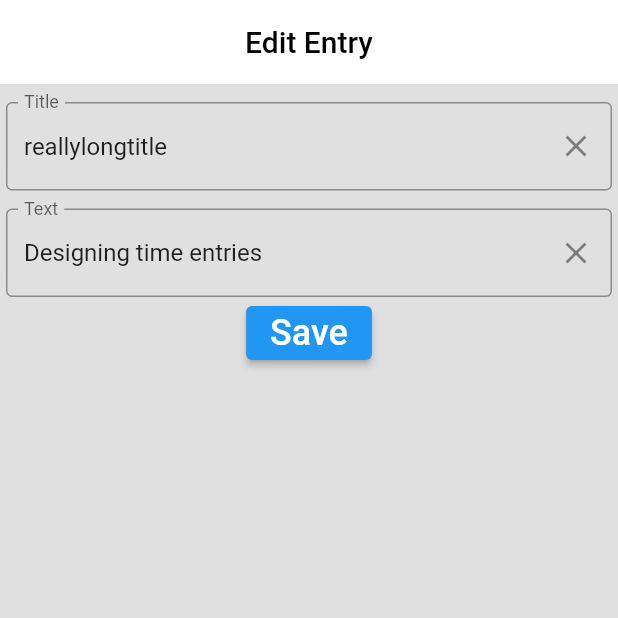
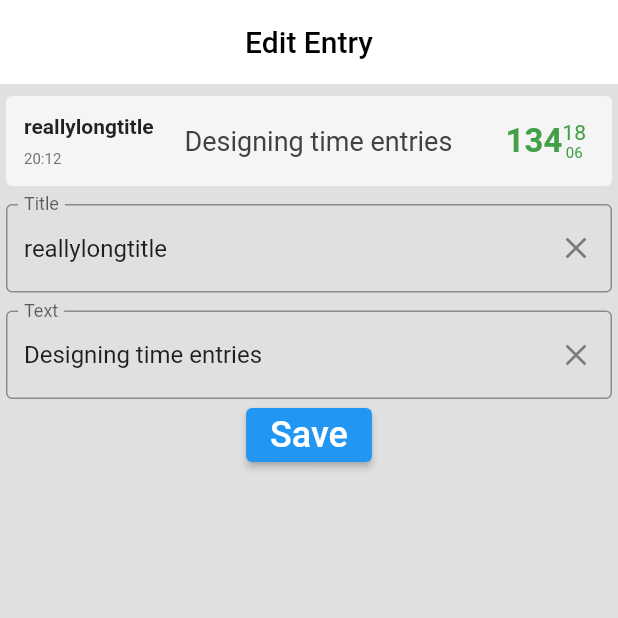
Before and after one commit to bendicsekb/habits_app, a Flutter app: the screen it shows after launch, after a tap on "reallylongtitle", on a phone screen of 412 x 824 dp, the top half of it. Run offline on Flutter 3.47's test engine with Material 2 defaults, Android fonts, the phone set to English and light mode, and no system bars; drawn by our look-alikes of flutter_slidable; our stand-ins replace flutter_hooks, flutter_riverpod, hooks_riverpod.

Commit message:
feat Improved edit entry

```diff
--- a/lib/entry_details.dart
+++ b/lib/entry_details.dart
@@ -1,18 +1,38 @@
 import 'package:flutter/material.dart';
+import 'package:flutter/services.dart';
 import 'package:flutter_hooks/flutter_hooks.dart';
 import 'package:habits_app/main.dart';
 import 'package:habits_app/model.dart';
+import 'package:habits_app/time_entry.dart';
 import 'package:hooks_riverpod/hooks_riverpod.dart';
 
 class EntryDetails extends HookConsumerWidget {
-  final Entry entry;
-  const EntryDetails({Key? key, required this.entry}) : super(key: key);
+  Entry entry;
+  EntryDetails({Key? key, required this.entry}) : super(key: key);
 
   @override
   Widget build(BuildContext context, WidgetRef ref) {
     final entryList = ref.watch(entryListProvider.notifier);
     final titleController = useTextEditingController(text: entry.title);
     final textController = useTextEditingController(text: entry.text);
+    final titleUpdate = useValueListenable(titleController);
+    final textUpdate = useValueListenable(textController);
+    useEffect(() {
+      titleController.text = titleUpdate.text;
+      titleController.selection = TextSelection.fromPosition(
+          TextPosition(offset: titleController.text.length));
+      textController.text = textUpdate.text;
+      textController.selection = TextSelection.fromPosition(
+          TextPosition(offset: textController.text.length));
+      entry = Entry(
+          id: entry.id,
+          title: titleController.text,
+          text: textController.text,
+          startTime: entry.startTime,
+          endTime: entry.endTime,
+          satisfaction: entry.satisfaction);
+    }, [titleUpdate, textUpdate]);
+
     return Scaffold(
       appBar: AppBar(
         backgroundColor: Colors.white,
@@ -25,9 +45,18 @@ class EntryDetails extends HookConsumerWidget {
       body: Column(
         children: [
           Padding(
+            padding: const EdgeInsets.only(top: 8.0),
+            child: TimeEntry(entry: entry),
+          ),
+          Padding(
             padding: const EdgeInsets.only(top: 12.0, left: 4.0, right: 4.0),
             child: TextField(
               controller: titleController,
+              inputFormatters: [
+                LengthLimitingTextInputFormatter(12,
+                    maxLengthEnforcement:
+                        MaxLengthEnforcement.truncateAfterCompositionEnds),
+              ],
               decoration: InputDecoration(
                 border: OutlineInputBorder(),
                 suffixIcon: IconButton(
@@ -42,6 +71,11 @@ class EntryDetails extends HookConsumerWidget {
             padding: const EdgeInsets.only(top: 12.0, left: 4.0, right: 4.0),
             child: TextField(
               controller: textController,
+              inputFormatters: [
+                LengthLimitingTextInputFormatter(23,
+                    maxLengthEnforcement:
+                        MaxLengthEnforcement.truncateAfterCompositionEnds),
+              ],
               decoration: InputDecoration(
                 border: OutlineInputBorder(),
                 suffixIcon: IconButton(
@@ -55,8 +89,8 @@ class EntryDetails extends HookConsumerWidget {
           ),
           ElevatedButton(
               onPressed: () {
-                entryList.editEntry(entry.id, textController.text,
-                    titleController.text, null, null, null);
+                entryList.editEntry(entry.id, textController.text.trim(),
+                    titleController.text.trim(), null, null, null);
 
                 Navigator.pop(context);
               },
--- a/lib/main.dart
+++ b/lib/main.dart
@@ -1,6 +1,7 @@
 import 'package:flutter/material.dart';
 import 'package:flutter_hooks/flutter_hooks.dart';
 import 'package:flutter_slidable/flutter_slidable.dart';
+import 'package:habits_app/entry_details.dart';
 import 'package:habits_app/string_extensions.dart';
 import 'package:habits_app/time_entry.dart';
 import 'package:hooks_riverpod/hooks_riverpod.dart';
@@ -121,7 +122,16 @@ class MyHomePage extends HookConsumerWidget {
               return Column(
                 children: [
                   const SizedBox(height: 6.0),
-                  TimeEntry(entry: entries[index]),
+                  GestureDetector(
+                      onTap: () {
+                        Navigator.push(
+                          context,
+                          MaterialPageRoute(
+                              builder: (context) =>
+                                  EntryDetails(entry: entries[index])),
+                        );
+                      },
+                      child: TimeEntry(entry: entries[index])),
                   index == entries.length - 1
                       ? const SizedBox(height: 6.0)
                       : const SizedBox(height: 0.0),
@@ -227,7 +237,7 @@ class AddEntryBottomSheet extends HookConsumerWidget {
                                   );
                               newEntryController.clear();
                             },
-                            decoration: InputDecoration(
+                            decoration: const InputDecoration(
                               border: InputBorder.none,
                               contentPadding:
                                   EdgeInsets.symmetric(horizontal: 10),
--- a/lib/time_entry.dart
+++ b/lib/time_entry.dart
@@ -75,13 +75,6 @@ class TimeEntry extends ConsumerWidget {
           )
         ],
       ),
-      child: GestureDetector(
-        onTap: () {
-          Navigator.push(
-            context,
-            MaterialPageRoute(builder: (context) => EntryDetails(entry: entry)),
-          );
-        },
       child: Padding(
         padding: const EdgeInsets.symmetric(horizontal: 4.0),
         child: Container(
@@ -143,8 +136,7 @@ class TimeEntry extends ConsumerWidget {
                                     height: 5.0,
                                     width: 5.0,
                                     decoration: BoxDecoration(
-                                        color:
-                                            SatisfactionColor.values[i].color,
+                                      color: SatisfactionColor.values[i].color,
                                     ),
                                   ),
                                 )
@@ -154,7 +146,6 @@ class TimeEntry extends ConsumerWidget {
                       ],
                     ))
               ],
-              ),
             ),
           ),
         ),
```
Lines whose indentation alone changed are shown as unchanged.
